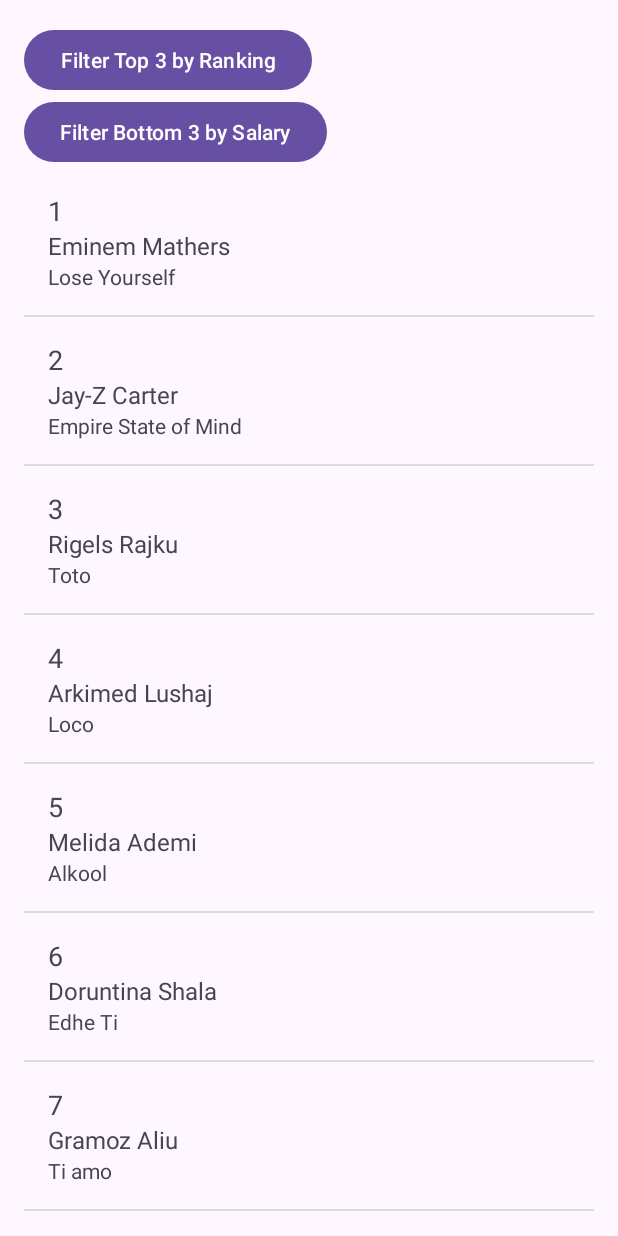
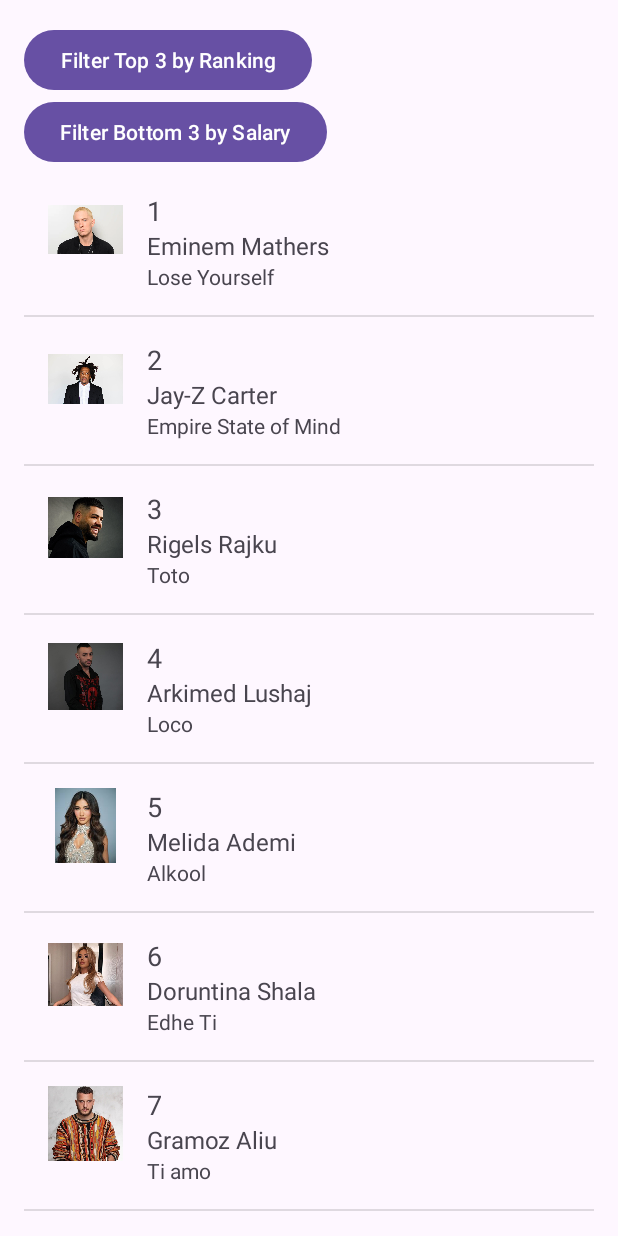
Before and after one commit to arifimeri/Rappers-Rating-App, an Android app: the screen it shows after launch (MainActivity), on a phone screen of 412 x 824 dp. Run offline under Robolectric (Android 15) with nearby library versions, the phone set to English and light mode, and no system bars.

Commit message:
added images for each rapper and a default profile picture

```diff
--- a/app/src/main/java/com/example/rappersratingapp/MainActivity.kt
+++ b/app/src/main/java/com/example/rappersratingapp/MainActivity.kt
@@ -29,17 +29,17 @@ class MainActivity : AppCompatActivity() {
         bottomButton = findViewById(R.id.bottomButton)
 
         // Sample rappers data
-        rappers.add(Rapper(1, "Eminem", "Mathers", "Eminem","Lose Yourself", 100000))
-        rappers.add(Rapper(2, "Jay-Z", "Carter", "Jay-Z", "Empire State of Mind", 80000))
-        rappers.add(Rapper(3, "Rigels", "Rajku", "Noizy","Toto", 300000))
-        rappers.add(Rapper(4, "Arkimed", "Lushaj", "Stresi", "Loco", 240000))
-        rappers.add(Rapper(5, "Melida", "Ademi", "Melinda", "Alkool", 200000))
-        rappers.add(Rapper(6, "Doruntina", "Shala", "Tayna", "Edhe Ti", 180000))
-        rappers.add(Rapper(7, "Gramoz" ,"Aliu", "Mozzik", "Ti amo", 165000))
-        rappers.add(Rapper(8, "Getoar", "Aliu", "Getinjo", "Real", 144000))
-        rappers.add(Rapper(9, "Kljedi", "Dogjani", "Finem", "Bling Bling", 130000))
-        rappers.add(Rapper(10, "Elvana", "Gjata", "Elvana", "Njesoj", 123000))
-        rappers.add(Rapper(11, "Dafina", "Zeqiri", "Dafina", "Dafine Moj", 100000))
+        rappers.add(Rapper(1, "Eminem", "Mathers", "Eminem","Lose Yourself", 100000, imageUrl = R.drawable.eminem))
+        rappers.add(Rapper(2, "Jay-Z", "Carter", "Jay-Z", "Empire State of Mind", 80000, imageUrl = R.drawable.jayz))
+        rappers.add(Rapper(3, "Rigels", "Rajku", "Noizy","Toto", 300000, imageUrl = R.drawable.rigels))
+        rappers.add(Rapper(4, "Arkimed", "Lushaj", "Stresi", "Loco", 240000, R.drawable.arkimed))
+        rappers.add(Rapper(5, "Melida", "Ademi", "Melinda", "Alkool", 200000, R.drawable.melinda))
+        rappers.add(Rapper(6, "Doruntina", "Shala", "Tayna", "Edhe Ti", 180000, R.drawable.tayna))
+        rappers.add(Rapper(7, "Gramoz" ,"Aliu", "Mozzik", "Ti amo", 165000, imageUrl = R.drawable.mozzik))
+        rappers.add(Rapper(8, "Getoar", "Aliu", "Getinjo", "Real", 144000, imageUrl = R.drawable.getinjo))
+        rappers.add(Rapper(9, "Kljedi", "Dogjani", "Finem", "Bling Bling", 130000, imageUrl = R.drawable.finem))
+        rappers.add(Rapper(10, "Elvana", "Gjata", "Elvana", "Njesoj", 123000, imageUrl = R.drawable.elvana))
+        rappers.add(Rapper(11, "Dafina", "Zeqiri", "Dafina", "Dafine Moj", 100000, imageUrl = R.drawable.dafina))
 
 
         // Add more rappers data here
--- a/app/src/main/java/com/example/rappersratingapp/Rapper.kt
+++ b/app/src/main/java/com/example/rappersratingapp/Rapper.kt
@@ -8,5 +8,6 @@ data class Rapper(
     val lastName: String,
     val nickName: String,
     val famousSong: String,
-    val salary: Int
+    val salary: Int,
+    val imageUrl: Int
 ) : Serializable
--- a/app/src/main/java/com/example/rappersratingapp/RapperAdapter.kt
+++ b/app/src/main/java/com/example/rappersratingapp/RapperAdapter.kt
@@ -5,6 +5,7 @@ import android.view.LayoutInflater
 import android.view.View
 import android.view.ViewGroup
 import android.widget.ArrayAdapter
+import android.widget.ImageView
 import android.widget.TextView
 
 class RapperAdapter(context: Context, private val rappers: ArrayList<Rapper>) :
@@ -17,11 +18,20 @@ class RapperAdapter(context: Context, private val rappers: ArrayList<Rapper>) :
         val rankText = view.findViewById<TextView>(R.id.rankText)
         val nameText = view.findViewById<TextView>(R.id.nameText)
         val famousSongText = view.findViewById<TextView>(R.id.famousSongText)
+        val rapperImage = view.findViewById<ImageView>(R.id.rapperImage)
+
 
         rankText.text = rapper?.rank.toString()
         nameText.text = "${rapper?.firstName} ${rapper?.lastName}"
         famousSongText.text = rapper?.famousSong
-
+        if (rapper != null) {
+            if (rapper.imageUrl > 0){
+                rapperImage.setImageResource(rapper.imageUrl)
+            }
+            else{
+                rapperImage.setImageResource(R.drawable.default_rapper)
+            }
+        }
         return view
     }
 }
--- a/app/src/main/res/layout/item_rapper.xml
+++ b/app/src/main/res/layout/item_rapper.xml
@@ -2,8 +2,16 @@
 <LinearLayout xmlns:android="http://schemas.android.com/apk/res/android"
     android:layout_width="match_parent"
     android:layout_height="wrap_content"
-    android:orientation="vertical"
+    android:orientation="horizontal"
     android:padding="16dp">
+
+    <ImageView
+        android:id="@+id/rapperImage"
+        android:layout_width="50dp"
+        android:layout_height="50dp"
+        android:layout_marginEnd="16dp"
+        android:src="@drawable/default_rapper" /> <LinearLayout  android:layout_width="0dp"  android:layout_height="wrap_content"
+    android:layout_weight="1"  android:orientation="vertical">
 
     <TextView
         android:id="@+id/rankText"
@@ -26,3 +34,4 @@
         android:text="Famous Song"
         android:textSize="14sp" />
 </LinearLayout>
+</LinearLayout>
```
Also changed, not shown: app/src/main/res/drawable/default_rapper.png (added).
